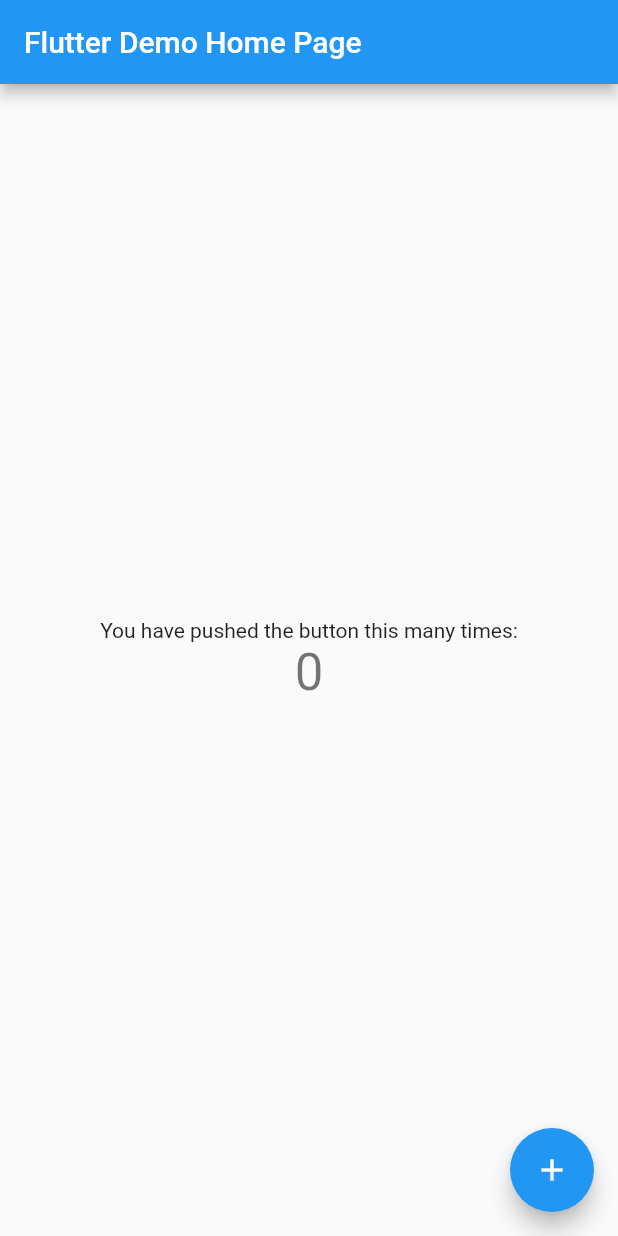
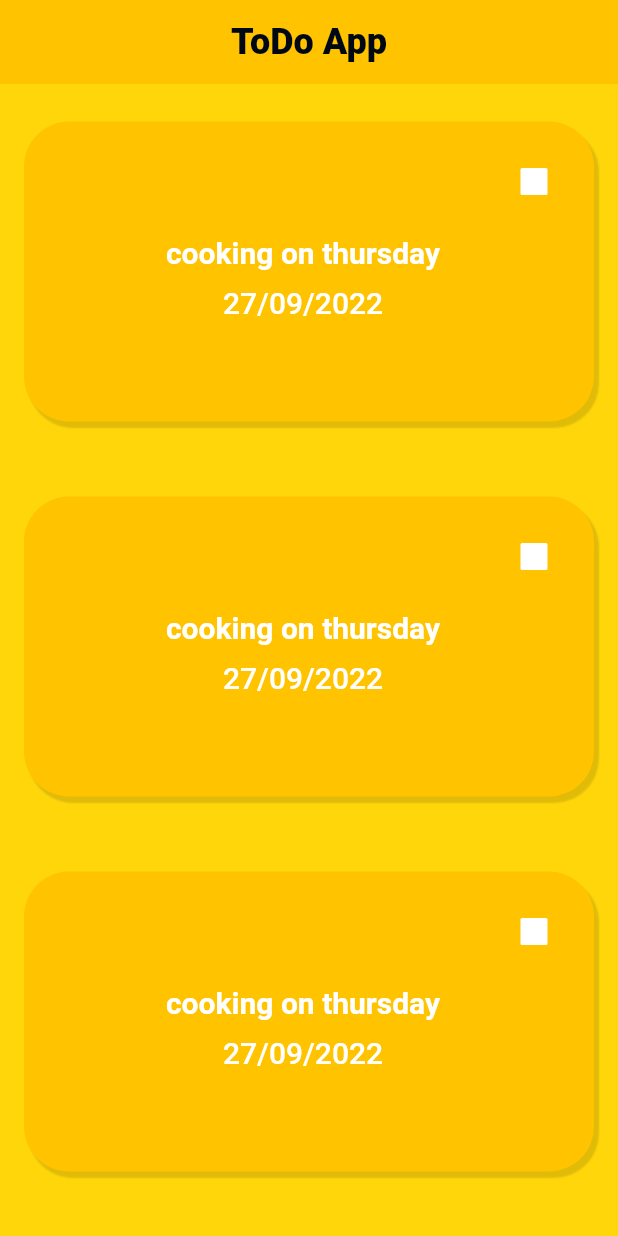
Before and after one commit to dimeprog/riverpod_todo_app, a Flutter app: the screen it shows after launch, on a phone screen of 412 x 824 dp. Run offline on Flutter 3.47's test engine with Material 2 defaults, Android fonts, the phone set to English and light mode, and no system bars.

Commit message:
completed UI

```diff
--- a/todo_app/lib/main.dart
+++ b/todo_app/lib/main.dart
@@ -1,4 +1,7 @@
 import 'package:flutter/material.dart';
+import 'package:todo_app/views/screens/home.dart';
+import 'package:todo_app/views/widgets/color_manager.dart';
+import 'package:todo_app/views/widgets/theme.dart';
 
 void main() {
   runApp(const MyApp());
@@ -11,105 +14,10 @@ class MyApp extends StatelessWidget {
   @override
   Widget build(BuildContext context) {
     return MaterialApp(
-      title: 'Flutter Demo',
-      theme: ThemeData(
-        // This is the theme of your application.
-        //
-        // Try running your application with "flutter run". You'll see the
-        // application has a blue toolbar. Then, without quitting the app, try
-        // changing the primarySwatch below to Colors.green and then invoke
-        // "hot reload" (press "r" in the console where you ran "flutter run",
-        // or simply save your changes to "hot reload" in a Flutter IDE).
-        // Notice that the counter didn't reset back to zero; the application
-        // is not restarted.
-        primarySwatch: Colors.blue,
-      ),
-      home: const MyHomePage(title: 'Flutter Demo Home Page'),
+      title: 'To-do App',
+      debugShowCheckedModeBanner: false,
+      theme: getApplicationData(),
+      home: const HomeScreen(),
     );
   }
 }
-
-class MyHomePage extends StatefulWidget {
-  const MyHomePage({super.key, required this.title});
-
-  // This widget is the home page of your application. It is stateful, meaning
-  // that it has a State object (defined below) that contains fields that affect
-  // how it looks.
-
-  // This class is the configuration for the state. It holds the values (in this
-  // case the title) provided by the parent (in this case the App widget) and
-  // used by the build method of the State. Fields in a Widget subclass are
-  // always marked "final".
-
-  final String title;
-
-  @override
-  State<MyHomePage> createState() => _MyHomePageState();
-}
-
-class _MyHomePageState extends State<MyHomePage> {
-  int _counter = 0;
-
-  void _incrementCounter() {
-    setState(() {
-      // This call to setState tells the Flutter framework that something has
-      // changed in this State, which causes it to rerun the build method below
-      // so that the display can reflect the updated values. If we changed
-      // _counter without calling setState(), then the build method would not be
-      // called again, and so nothing would appear to happen.
-      _counter++;
-    });
-  }
-
-  @override
-  Widget build(BuildContext context) {
-    // This method is rerun every time setState is called, for instance as done
-    // by the _incrementCounter method above.
-    //
-    // The Flutter framework has been optimized to make rerunning build methods
-    // fast, so that you can just rebuild anything that needs updating rather
-    // than having to individually change instances of widgets.
-    return Scaffold(
-      appBar: AppBar(
-        // Here we take the value from the MyHomePage object that was created by
-        // the App.build method, and use it to set our appbar title.
-        title: Text(widget.title),
-      ),
-      body: Center(
-        // Center is a layout widget. It takes a single child and positions it
-        // in the middle of the parent.
-        child: Column(
-          // Column is also a layout widget. It takes a list of children and
-          // arranges them vertically. By default, it sizes itself to fit its
-          // children horizontally, and tries to be as tall as its parent.
-          //
-          // Invoke "debug painting" (press "p" in the console, choose the
-          // "Toggle Debug Paint" action from the Flutter Inspector in Android
-          // Studio, or the "Toggle Debug Paint" command in Visual Studio Code)
-          // to see the wireframe for each widget.
-          //
-          // Column has various properties to control how it sizes itself and
-          // how it positions its children. Here we use mainAxisAlignment to
-          // center the children vertically; the main axis here is the vertical
-          // axis because Columns are vertical (the cross axis would be
-          // horizontal).
-          mainAxisAlignment: MainAxisAlignment.center,
-          children: <Widget>[
-            const Text(
-              'You have pushed the button this many times:',
-            ),
-            Text(
-              '$_counter',
-              style: Theme.of(context).textTheme.headline4,
-            ),
-          ],
-        ),
-      ),
-      floatingActionButton: FloatingActionButton(
-        onPressed: _incrementCounter,
-        tooltip: 'Increment',
-        child: const Icon(Icons.add),
-      ), // This trailing comma makes auto-formatting nicer for build methods.
-    );
-  }
-}
--- /dev/null
+++ b/todo_app/lib/views/screens/home.dart
@@ -0,0 +1,28 @@
+import 'package:flutter/material.dart';
+import 'package:todo_app/views/widgets/color_manager.dart';
+import 'package:todo_app/views/widgets/home_listview.dart';
+
+class HomeScreen extends StatelessWidget {
+  const HomeScreen({super.key});
+
+  @override
+  Widget build(BuildContext context) {
+    return Scaffold(
+      backgroundColor: ColorManager.slowPrimary,
+      appBar: AppBar(
+        backgroundColor: ColorManager.deepPrimary,
+        elevation: 0,
+        centerTitle: true,
+        title: Text(
+          'ToDo App',
+          style: TextStyle(
+            color: ColorManager.iconColor,
+            fontSize: 24,
+            fontWeight: FontWeight.w900,
+          ),
+        ),
+      ),
+      body: const HomeListView(),
+    );
+  }
+}
--- /dev/null
+++ b/todo_app/lib/views/widgets/color_manager.dart
@@ -0,0 +1,17 @@
+import 'package:flutter/material.dart';
+
+class ColorManager {
+  static Color deepPrimary = HexColor.fromHex('#ffc300');
+  static Color slowPrimary = HexColor.fromHex('#ffd60a');
+  static Color iconColor = HexColor.fromHex('#000814');
+}
+
+extension HexColor on Color {
+  static Color fromHex(String hexString) {
+    hexString = hexString.replaceAll('#', '');
+    if (hexString.length == 6) {
+      hexString = 'ff' + hexString;
+    }
+    return Color(int.parse(hexString, radix: 16));
+  }
+}
--- /dev/null
+++ b/todo_app/lib/views/widgets/home_listview.dart
@@ -0,0 +1,82 @@
+import 'package:flutter/material.dart';
+import 'package:flutter/src/widgets/container.dart';
+import 'package:flutter/src/widgets/framework.dart';
+import 'package:todo_app/views/widgets/color_manager.dart';
+
+class HomeListView extends StatelessWidget {
+  const HomeListView({super.key});
+
+  @override
+  Widget build(BuildContext context) {
+    return ListView.builder(
+      itemBuilder: (context, index) => TodoItem(),
+      itemCount: 100,
+    );
+  }
+}
+
+class TodoItem extends StatelessWidget {
+  const TodoItem({
+    Key? key,
+  }) : super(key: key);
+
+  @override
+  Widget build(BuildContext context) {
+    return Container(
+      height: 200,
+      margin: const EdgeInsets.symmetric(vertical: 25, horizontal: 16),
+      decoration: BoxDecoration(
+        color: ColorManager.deepPrimary,
+        borderRadius: BorderRadius.circular(30),
+        boxShadow: const [
+          BoxShadow(
+              blurRadius: 0.2, offset: Offset(3, 4), color: Colors.black12)
+        ],
+      ),
+      child: Center(
+        child: ListTile(
+          leading: Container(
+            height: 2,
+            width: 2,
+          ),
+          trailing: Checkbox(
+            onChanged: (val) {},
+            value: true,
+            checkColor: Colors.white,
+            fillColor: MaterialStateProperty.resolveWith<Color>(
+                (Set<MaterialState> states) {
+              if (states.contains(MaterialState.disabled)) {
+                return Colors.black.withOpacity(.32);
+              }
+              return Colors.white;
+            }),
+          ),
+          title: Column(
+            mainAxisAlignment: MainAxisAlignment.center,
+            children: const [
+              Text(
+                'cooking on thursday',
+                style: TextStyle(
+                  color: Colors.white,
+                  fontSize: 20,
+                  fontWeight: FontWeight.bold,
+                ),
+              ),
+              SizedBox(
+                height: 10,
+              ),
+              Text(
+                '27/09/2022',
+                style: TextStyle(
+                  color: Colors.white,
+                  fontSize: 20,
+                  fontWeight: FontWeight.w500,
+                ),
+              ),
+            ],
+          ),
+        ),
+      ),
+    );
+  }
+}
--- /dev/null
+++ b/todo_app/lib/views/widgets/theme.dart
@@ -0,0 +1,9 @@
+import 'package:flutter/material.dart';
+import 'package:todo_app/views/widgets/color_manager.dart';
+
+ThemeData getApplicationData() => ThemeData(
+    primaryColor: ColorManager.deepPrimary,
+    primaryColorLight: ColorManager.deepPrimary,
+    iconTheme: IconThemeData(
+      color: ColorManager.iconColor,
+    ));
```
